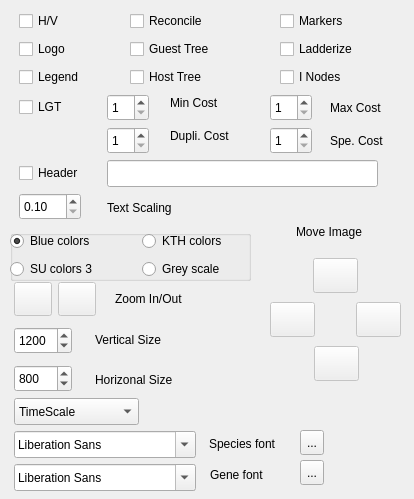
jfnavarro/PrimeTV2, file parameters.ui: the form before one commit.
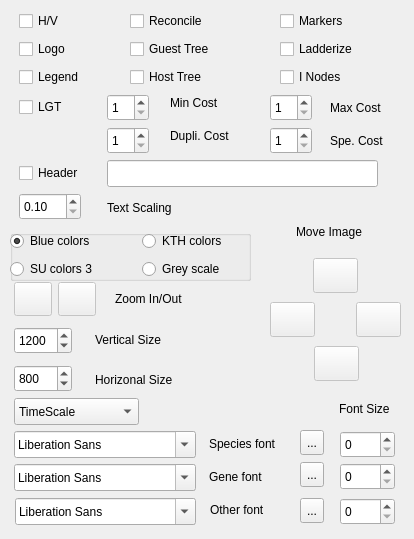
The form after the commit. Icons and pictures are not drawn.

What changed in the file:
```diff
--- a/parameters.ui
+++ b/parameters.ui
@@ -7,7 +7,7 @@
     <x>0</x>
     <y>0</y>
     <width>414</width>
-    <height>499</height>
+    <height>539</height>
    </rect>
   </property>
   <property name="sizePolicy">
@@ -25,7 +25,7 @@
   <property name="maximumSize">
    <size>
     <width>414</width>
-    <height>499</height>
+    <height>600</height>
    </size>
   </property>
   <property name="windowTitle">
@@ -433,8 +433,8 @@
   <widget class="QLabel" name="label_6">
    <property name="geometry">
     <rect>
-     <x>210</x>
-     <y>466</y>
+     <x>209</x>
+     <y>468</y>
      <width>69</width>
      <height>17</height>
     </rect>
@@ -823,7 +823,7 @@
    <property name="geometry">
     <rect>
      <x>300</x>
-     <y>460</y>
+     <y>462</y>
      <width>24</width>
      <height>25</height>
     </rect>
@@ -837,6 +837,93 @@
     </iconset>
    </property>
   </widget>
+  <widget class="QSpinBox" name="spinBoxSpeciesFontSize">
+   <property name="geometry">
+    <rect>
+     <x>340</x>
+     <y>431</y>
+     <width>55</width>
+     <height>27</height>
+    </rect>
+   </property>
+  </widget>
+  <widget class="QSpinBox" name="spinBoxGeneFontSize">
+   <property name="geometry">
+    <rect>
+     <x>340</x>
+     <y>463</y>
+     <width>55</width>
+     <height>27</height>
+    </rect>
+   </property>
+  </widget>
+  <widget class="QFontComboBox" name="fontComboBoxAll">
+   <property name="geometry">
+    <rect>
+     <x>15</x>
+     <y>498</y>
+     <width>181</width>
+     <height>27</height>
+    </rect>
+   </property>
+   <property name="fontFilters">
+    <set>QFontComboBox::ScalableFonts</set>
+   </property>
+  </widget>
+  <widget class="QToolButton" name="allColor">
+   <property name="geometry">
+    <rect>
+     <x>300</x>
+     <y>498</y>
+     <width>24</width>
+     <height>25</height>
+    </rect>
+   </property>
+   <property name="text">
+    <string>...</string>
+   </property>
+   <property name="icon">
+    <iconset>
+     <activeoff>:/images/select-by-color-icon.png</activeoff>
+    </iconset>
+   </property>
+  </widget>
+  <widget class="QLabel" name="label_12">
+   <property name="geometry">
+    <rect>
+     <x>210</x>
+     <y>501</y>
+     <width>81</width>
+     <height>17</height>
+    </rect>
+   </property>
+   <property name="text">
+    <string>Other font</string>
+   </property>
+  </widget>
+  <widget class="QSpinBox" name="spinBoxAllFontSize">
+   <property name="geometry">
+    <rect>
+     <x>340</x>
+     <y>498</y>
+     <width>55</width>
+     <height>27</height>
+    </rect>
+   </property>
+  </widget>
+  <widget class="QLabel" name="label_13">
+   <property name="geometry">
+    <rect>
+     <x>339</x>
+     <y>400</y>
+     <width>61</width>
+     <height>17</height>
+    </rect>
+   </property>
+   <property name="text">
+    <string>Font Size</string>
+   </property>
+  </widget>
  </widget>
  <resources>
   <include location="application.qrc"/>
```
Left out of the diff: 6 changed lines with no effect on the pictures.
